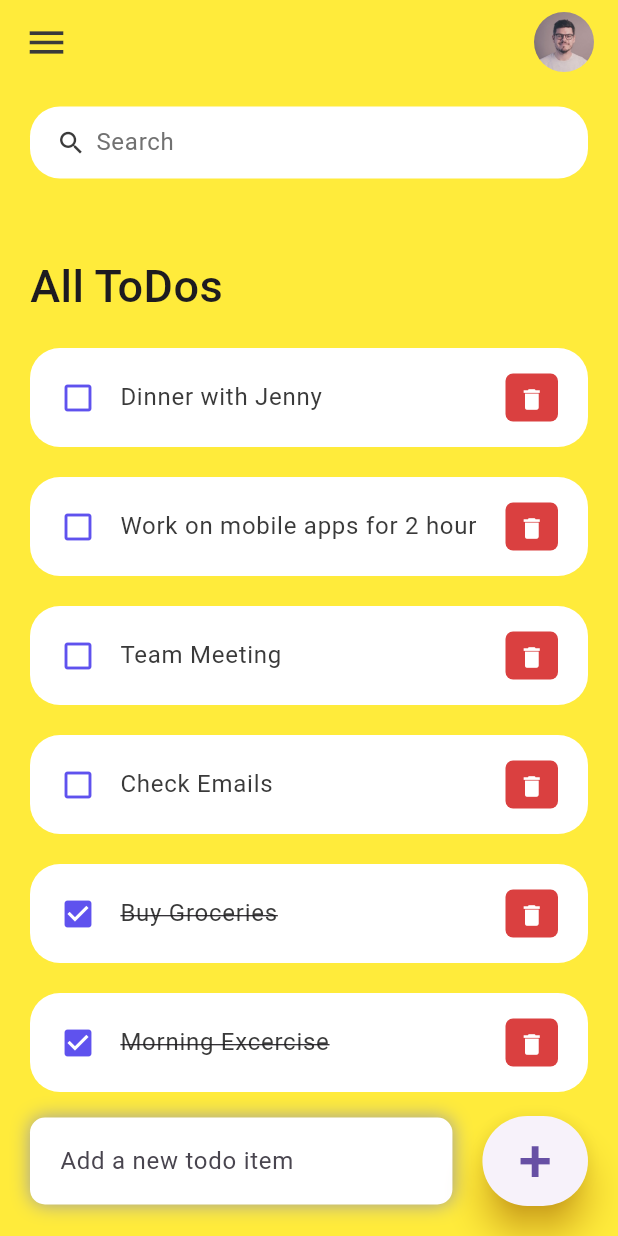
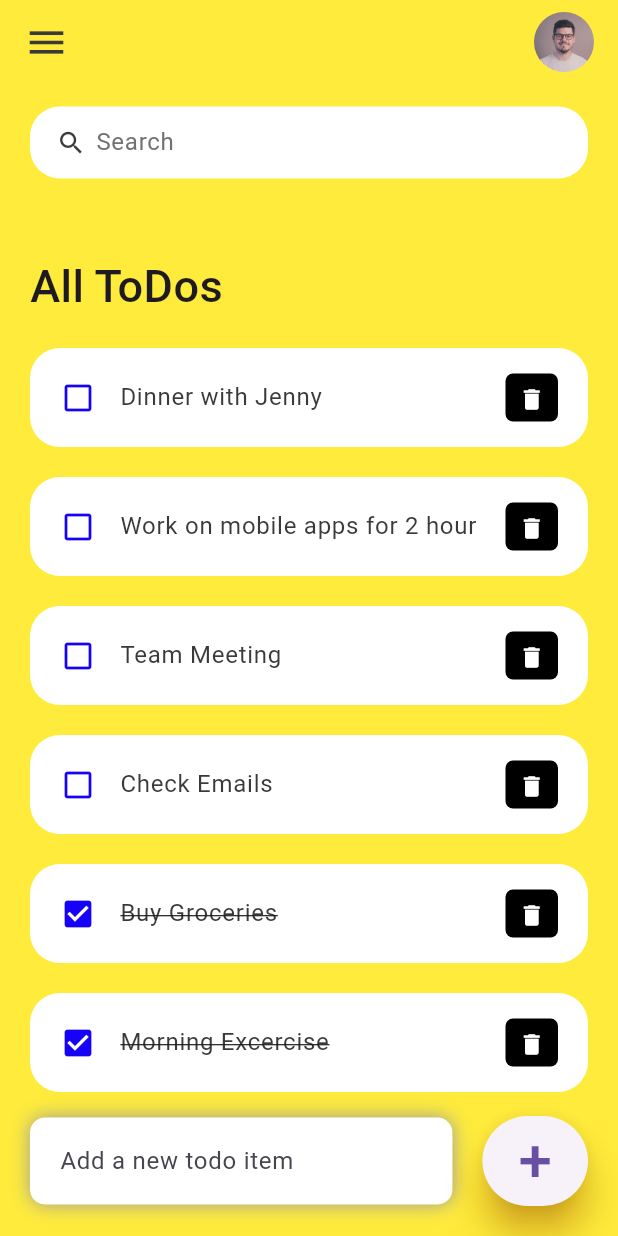
Before and after one commit to singhrishabh93/Flutter_ToDo_App_Session, a Flutter app: the screen it shows after launch, on a phone screen of 412 x 824 dp. Run offline on Flutter 3.47's test engine with Material 3 defaults, Android fonts, the phone set to English and light mode, and no system bars.

Commit message:
New Final Release

```diff
--- a/lib/constants/colors.dart
+++ b/lib/constants/colors.dart
@@ -1,7 +1,8 @@
 import 'package:flutter/material.dart';
 
-const Color tdRed = Color(0xFFDA4040);
-const Color tdBlue = Color(0xFF5F52EE);
+// const Color tdRed = Color(0xFFDA4040);
+const Color tdRed = Colors.black;
+const Color tdBlue = Color.fromARGB(255, 22, 2, 247);
 
 const Color tdBlack = Color(0xFF3A3A3A);
 const Color tdGrey = Color(0xFF717171);
```
